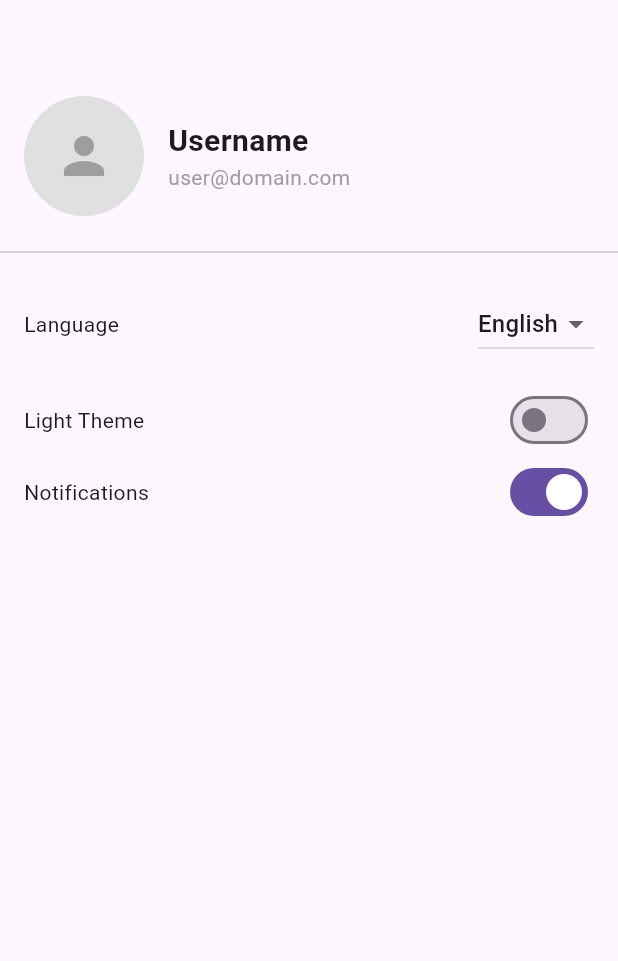
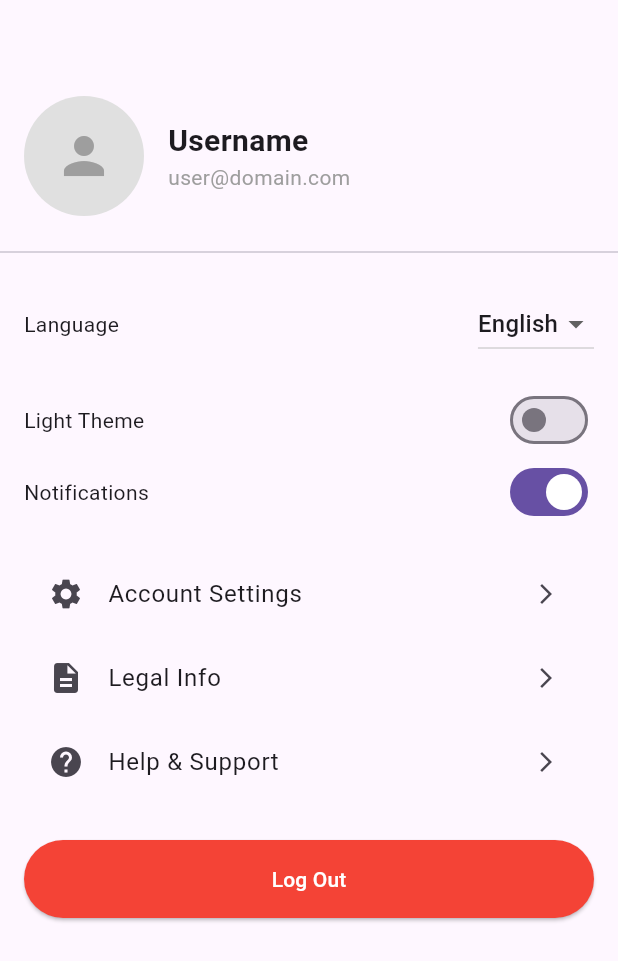
Before and after one commit to Ivan-6332/FreshtrackSL, a Flutter app: the ProfileTab screen opened directly, on a phone screen of 412 x 824 dp. Shown: the top 961 px of the screen. Run offline on Flutter 3.47's test engine with Material 3 defaults, Android fonts, the phone set to English and light mode, and no system bars.

Commit message:
Integrated all screens & legal and assistive info into the profile tab

```diff
--- a/Frontend/lib/tabs/profile_tab.dart
+++ b/Frontend/lib/tabs/profile_tab.dart
@@ -115,7 +115,64 @@ class _ProfileTabState extends State<ProfileTab> {
                       ),
                     ],
                   ),
-                  const SizedBox(height: 16)
+                  const SizedBox(height: 16),
+                  // Settings Options
+                  ListTile(
+                    leading: const Icon(Icons.settings),
+                    title: const Text('Account Settings'),
+                    trailing: const Icon(Icons.arrow_forward_ios, size: 16),
+                    onTap: () {
+                      Navigator.push(
+                        context,
+                        MaterialPageRoute(
+                          builder: (context) => const AccountSettingsScreen(),
+                        ),
+                      );
+                    },
+                  ),
+                  ListTile(
+                    leading: const Icon(Icons.description),
+                    title: const Text('Legal Info'),
+                    trailing: const Icon(Icons.arrow_forward_ios, size: 16),
+                    onTap: () {
+                      Navigator.push(
+                        context,
+                        MaterialPageRoute(
+                          builder: (context) => const LegalInfoScreen(),
+                        ),
+                      );
+                    },
+                  ),
+                  ListTile(
+                    leading: const Icon(Icons.help),
+                    title: const Text('Help & Support'),
+                    trailing: const Icon(Icons.arrow_forward_ios, size: 16),
+                    onTap: () {
+                      Navigator.push(
+                        context,
+                        MaterialPageRoute(
+                          builder: (context) => const HelpSupportScreen(),
+                        ),
+                      );
+                    },
+                  ),
+                  const SizedBox(height: 24),
+                  // Logout Button
+                  SizedBox(
+                    width: double.infinity,
+                    child: ElevatedButton(
+                      onPressed: () {
+                        // Add logout functionality
+                        Navigator.pushReplacementNamed(context, '/login');
+                      },
+                      style: ElevatedButton.styleFrom(
+                        backgroundColor: Colors.red,
+                        foregroundColor: Colors.white,
+                        padding: const EdgeInsets.symmetric(vertical: 16),
+                      ),
+                      child: const Text('Log Out'),
+                    ),
+                  ),
                 ],
               ),
             ),
```
